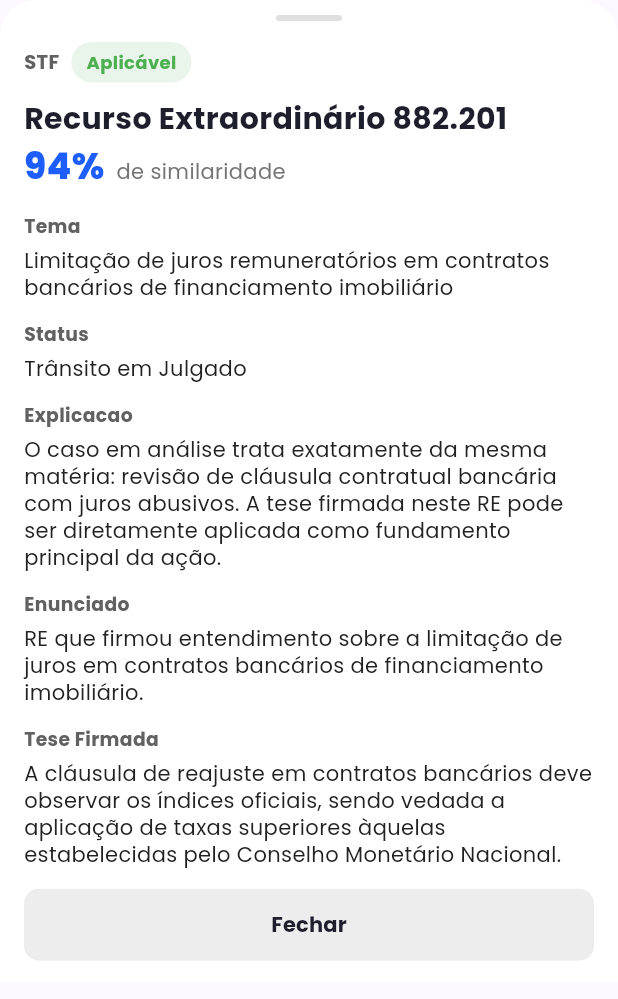
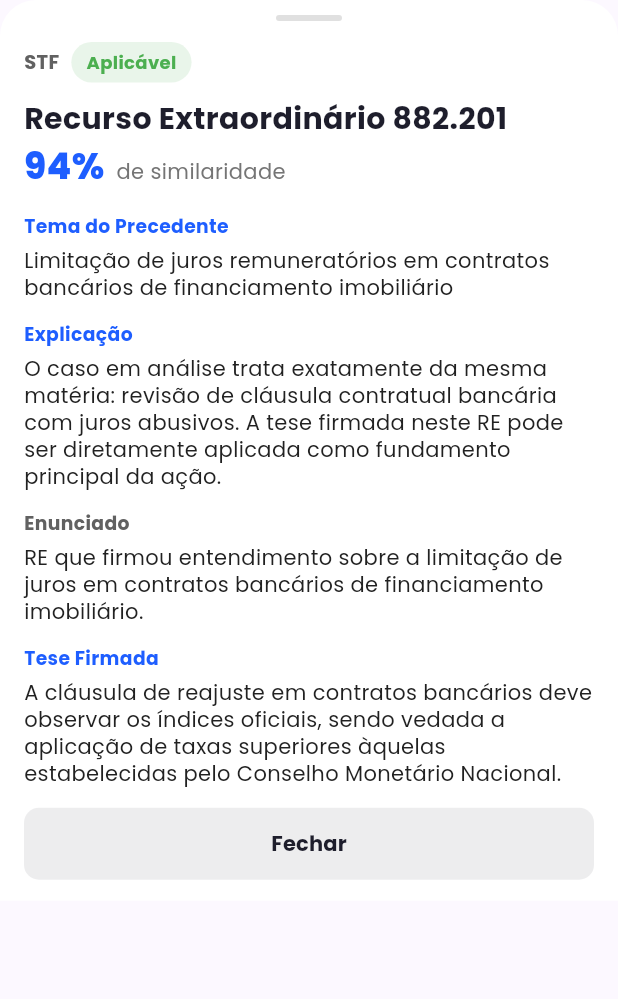
Before and after one commit to Equipe-Skyfall/themis-app, a Flutter app: the _PrecedentSheetUI widget shown alone on an empty page, opened directly with sample values from the repository, on a phone screen of 412 x 824 dp. Shown: the top 999 px of the screen. Run offline on Flutter 3.47's test engine with Material 3 defaults, Android fonts, the phone set to English and light mode, and no system bars; our stand-ins replace file_picker, flutter_dotenv, flutter_hooks, flutter_secure_storage, google_fonts; accounts and stored records are empty.

Commit message:
STYLE: Alteracao na exibicao de titulos e exclusao do campo status no precedent sheet

```diff
--- a/themis_app/lib/components/ui/precedent_sheet.dart
+++ b/themis_app/lib/components/ui/precedent_sheet.dart
@@ -177,11 +177,16 @@ class _PrecedentSheetUI extends StatelessWidget {
             ),
             const SizedBox(height: 18),
 
-            _buildField('Tema', _displayValue(precedent.theme)),
-            _buildField('Status', _formatLegalStatus(precedent.legalStatus)),
-            _buildField('Explicacao', explanationText),
+            _buildField(
+              'Tema do Precedente',
+              _displayValue(precedent.theme),
+              labelColor: const Color(0xFF1E5EFF),
+            ),
+            _buildField('Explicação', explanationText,               labelColor: const Color(0xFF1E5EFF),),
             if (shouldShowEnunciado) _buildField('Enunciado', enunciadoText),
-            _buildField('Tese Firmada', _displayValue(precedent.thesis)),
+
+            _buildField('Tese Firmada', _displayValue(precedent.thesis),labelColor: const Color(0xFF1E5EFF),
+),
 
             SizedBox(
               width: double.infinity,
@@ -207,7 +212,7 @@ class _PrecedentSheetUI extends StatelessWidget {
     );
   }
 
-  Widget _buildField(String label, String value) {
+  Widget _buildField(String label, String value, {Color? labelColor}) {
     return Padding(
       padding: const EdgeInsets.only(bottom: 14),
       child: Column(
@@ -218,7 +223,7 @@ class _PrecedentSheetUI extends StatelessWidget {
             style: TextStyle(
               fontSize: 12.5,
               fontWeight: FontWeight.w700,
-              color: Colors.grey[700],
+              color: labelColor ?? Colors.grey[700],
             ),
           ),
           const SizedBox(height: 4),
```
Also changed, not shown: themis_app/pubspec.lock.
